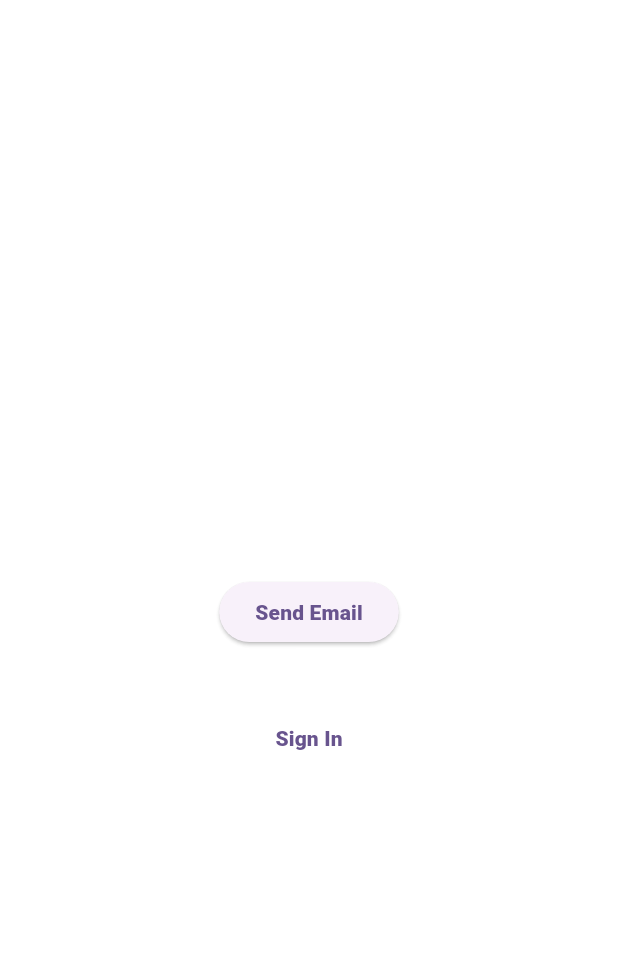
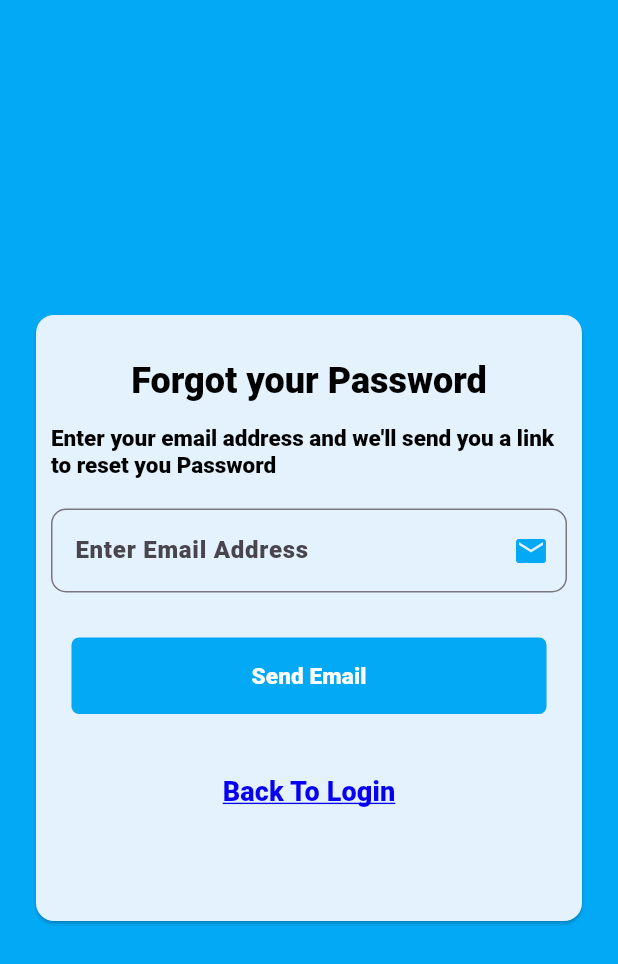
Before and after one commit to Ayush0316/ngo-app, a Flutter app: the ForgotPassword screen opened directly, on a phone screen of 412 x 824 dp. Shown: the top 964 px of the screen. Run offline on Flutter 3.47's test engine with Material 2 defaults, Android fonts, the phone set to English and light mode, and no system bars; drawn by our look-alikes of flutter_form_builder; our stand-ins replace carousel_slider, cloud_firestore, firebase_auth, firebase_core, form_builder_validators, get and 2 more; missing offline and left inert: adaptive_layout, autocomplete_textfield, form_builder_phone_field; accounts and stored records are empty; Roboto replaces fonts that are missing (Roboto-Black).

Commit message:
forgot password page designed

```diff
--- a/ngo_app/lib/screens/authenticate/forgetPassword.dart
+++ b/ngo_app/lib/screens/authenticate/forgetPassword.dart
@@ -3,6 +3,7 @@ import 'package:flutter_form_builder/flutter_form_builder.dart';
 import 'package:form_builder_validators/form_builder_validators.dart';
 import 'package:ngo_app/screens/authenticate/authenticate.dart';
 import 'package:ngo_app/services/auth.dart';
+import 'package:ngo_app/responsive.dart';
 
 class ForgotPassword extends StatefulWidget {
   const ForgotPassword({super.key});
@@ -18,56 +19,129 @@ class _ForgotPasswordState extends State<ForgotPassword> {
 
   @override
   Widget build(BuildContext context) {
-    return SafeArea(
+    double width = MediaQuery.of(context).size.width;
+    double height = MediaQuery.of(context).size.height;
+    return GestureDetector(
+      onTap: () => FocusScope.of(context).unfocus(),
       child: Scaffold(
-      backgroundColor: Colors.white70,
+        backgroundColor: Colors.lightBlue,
         resizeToAvoidBottomInset: false,
-      body: SafeArea(
+        body: Center(
+          child: SafeArea(
             child: Container(
-        child: FormBuilder(
+              height: Responsive.isSmallScreen(context) ? height / 2 : height,
+              // decoration: BoxDecoration(color: Colors.deepOrange),
+              padding: const EdgeInsets.only(left: 20, right: 20),
+              child: Card(
+                  color: Colors.blue[50],
+                  child: Column(
+                    children: [
+                      FormBuilder(
                         key: _formKey,
                         child: Column(
                           crossAxisAlignment: CrossAxisAlignment.center,
                           mainAxisAlignment: MainAxisAlignment.center,
                           children: [
-                Flexible(child: Container(), flex: 0),
-                FormBuilderTextField(
+                            // Flexible(child: Container(), flex: 0),
+                            Padding(
+                              padding: const EdgeInsets.only(
+                                  top: 30, left: 10, right: 10),
+                              child: RichText(
+                                text: TextSpan(
+                                  text: 'Forgot your Password',
+                                  style: TextStyle(
+                                    color: Colors.black,
+                                    fontSize: 24,
+                                    fontFamily: 'Roboto-Black',
+                                    fontWeight: FontWeight.w500,
+                                  ),
+                                ),
+                              ),
+                            ),
+                            Padding(
+                              padding: const EdgeInsets.only(
+                                  top: 15, left: 10, right: 10),
+                              child: RichText(
+                                text: TextSpan(
+                                  text:
+                                      "Enter your email address and we'll send you a link to reset you Password",
+                                  style: TextStyle(
+                                    color: Colors.black,
+                                    fontSize: 15,
+                                    fontFamily: 'Roboto-Black',
+                                    fontWeight: FontWeight.w400,
+                                  ),
+                                ),
+                              ),
+                            ),
+                            Padding(
+                              padding: const EdgeInsets.only(
+                                  top: 20, left: 10, right: 10),
+                              child: FormBuilderTextField(
                                 name: "email",
-                  style: TextStyle(color: Colors.white),
+                                style: TextStyle(
+                                  color: Colors.black,
+                                ),
                                 keyboardType: TextInputType.emailAddress,
                                 validator: FormBuilderValidators.compose([
                                   FormBuilderValidators.required(),
                                   FormBuilderValidators.email(),
                                 ]),
                                 decoration: InputDecoration(
-                    labelText: 'Email',
-                    icon: Icon(
+                                  border: OutlineInputBorder(
+                                    borderRadius: BorderRadius.all(
+                                      Radius.circular(10),
+                                    ),
+                                  ),
+                                  labelText: 'Enter Email Address',
+                                  suffixIcon: Icon(
                                     Icons.mail,
-                      color: Colors.white,
+                                    color: Colors.lightBlue,
                                   ),
-                    errorStyle: TextStyle(color: Colors.white),
-                    labelStyle: TextStyle(color: Colors.white),
-                    hintStyle: TextStyle(color: Colors.white),
-                    focusedBorder: UnderlineInputBorder(
-                      borderSide: BorderSide(color: Colors.white),
-                    ),
-                    enabledBorder: UnderlineInputBorder(
-                      borderSide: BorderSide(color: Colors.white),
-                    ),
-                    errorBorder: UnderlineInputBorder(
-                      borderSide: BorderSide(color: Colors.white),
+                                  // errorStyle: TextStyle(color: Colors.white),
+                                  // labelStyle: TextStyle(color: Colors.white),
+                                  // hintStyle: TextStyle(color: Colors.white),
+                                  // focusedBorder: UnderlineInputBorder(
+                                  //   borderSide: BorderSide(color: Colors.white),
+                                  // ),
+                                  // enabledBorder: UnderlineInputBorder(
+                                  //   borderSide: BorderSide(color: Colors.white),
+                                  // ),
+                                  // errorBorder: UnderlineInputBorder(
+                                  //   borderSide: BorderSide(color: Colors.white),
+                                  // ),
                                 ),
                               ),
                             ),
-                SizedBox(height: 20),
-                ElevatedButton(
-                  child: Text('Send Email'),
+                            Padding(
+                              padding: const EdgeInsets.only(
+                                  top: 30, left: 10, right: 10),
+                              child: ElevatedButton(
+                                child: Text(
+                                  'Send Email',
+                                  style: TextStyle(
+                                    color: Colors.white,
+                                    fontSize: 15,
+                                    // fontFamily: 'Roboto-Black',
+                                    // fontWeight: FontWeight.w400,
+                                  ),
+                                ),
+                                style: ElevatedButton.styleFrom(
+                                  shape: RoundedRectangleBorder(
+                                    borderRadius: BorderRadius.circular(5),
+                                  ),
+                                  elevation: 0.0,
+                                  backgroundColor: Colors.lightBlue,
+                                  padding: EdgeInsets.symmetric(
+                                      horizontal: 120, vertical: 15),
+                                ),
                                 onPressed: () async {
                                   _formKey.currentState?.save();
                                   if (_formKey.currentState!.validate()) {
-                      final formData = _formKey.currentState?.value;
-                      final result =
-                          await _auth.resetPassword(formData!["email"]);
+                                    final formData =
+                                        _formKey.currentState?.value;
+                                    final result = await _auth
+                                        .resetPassword(formData!["email"]);
                                     setState(() {
                                       status = result;
                                     });
@@ -78,21 +152,41 @@ class _ForgotPasswordState extends State<ForgotPassword> {
                                   }
                                 },
                               ),
+                            ),
                             Padding(
-                  padding: const EdgeInsets.all(8.0),
-                  child:
-                      Text(status, style: const TextStyle(color: Colors.white)),
+                              padding: const EdgeInsets.all(4.0),
+                              child: Text(status,
+                                  style: const TextStyle(color: Colors.red)),
                             ),
-                TextButton(
-                  child: Text('Sign In'),
+                            Padding(
+                              padding: const EdgeInsets.only(
+                                  top: 0, left: 10, right: 10),
+                              child: TextButton(
+                                child: Text(
+                                  'Back To Login',
+                                  style: TextStyle(
+                                    color: Color(0xFF0800F0),
+                                    fontSize: 18,
+                                    fontFamily: 'Roboto-Black',
+                                    decoration: TextDecoration.underline,
+                                    decorationColor: Color(0xFF0800F0),
+                                  ),
+                                ),
                                 onPressed: () {
                                   Navigator.of(context).push(MaterialPageRoute(
                                       builder: (context) => Authenticate()));
                                 },
-                )
+                              ),
+                            ),
+                          ],
+                        ),
+                      ),
                     ],
                   )),
-      )),
-    ));
+            ),
+          ),
+        ),
+      ),
+    );
   }
 }
```
Lines whose indentation alone changed are shown as unchanged.
